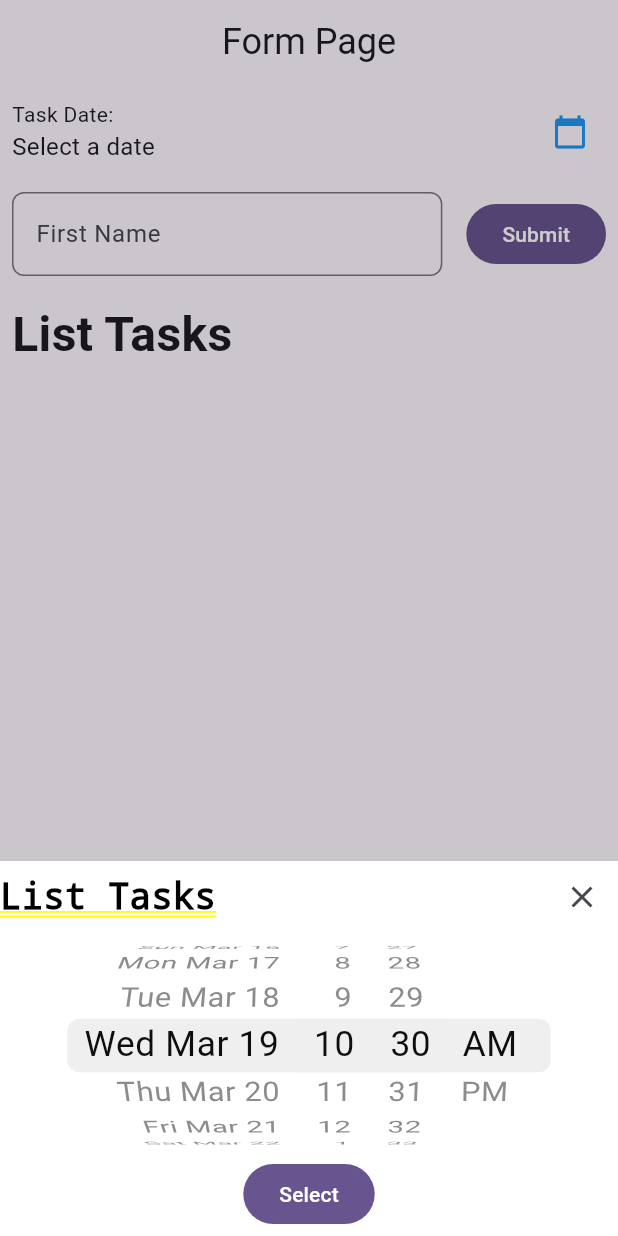
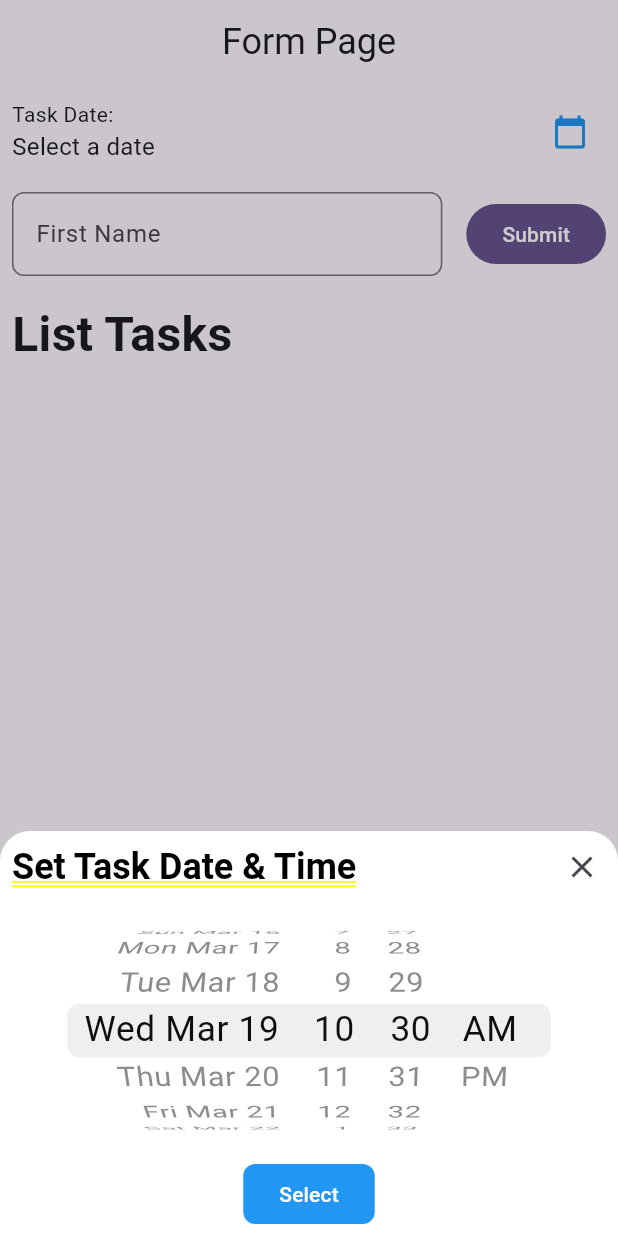
Before and after one commit to hi-lufz1/TodoApp_0181, a Flutter app: the screen it shows after launch, after a tap on the "calendar today" icon, on a phone screen of 412 x 824 dp. Run offline on Flutter 3.47's test engine with Material 3 defaults, Android fonts, the phone set to English and light mode, and no system bars.

Commit message:
mengubah style popup datepicker

```diff
--- a/lib/todo_page.dart
+++ b/lib/todo_page.dart
@@ -1,8 +1,6 @@
 import 'package:flutter/material.dart';
 import 'package:flutter/cupertino.dart';
 import 'package:intl/intl.dart';
-
-
 
 class TodoPage extends StatefulWidget {
   const TodoPage({super.key});
@@ -26,7 +24,6 @@ class Task {
 }
 
 class _TodoPageState extends State<TodoPage> {
-
   DateTime? _selectedDateTime;
   final DateFormat _dateFormatter = DateFormat('dd-MM-yyyy HH:mm');
   final TextEditingController _nameController = TextEditingController();
@@ -36,17 +33,41 @@ class _TodoPageState extends State<TodoPage> {
 
     showCupertinoModalPopup(
       context: context,
-      builder: (context) => StatefulBuilder(
+      builder:
+          (context) => StatefulBuilder(
             builder: (context, setModalState) {
               return Container(
-            height: 250,
+                height: 270,
+                decoration: const BoxDecoration(
                   color: Colors.white,
+                  borderRadius: BorderRadius.vertical(
+                    top: Radius.circular(20.0),
+                  ),
+                ),
                 child: Column(
+                  spacing: 10,
                   children: [
-                  Row( mainAxisAlignment: MainAxisAlignment.spaceBetween,
+                    Row(
+                      mainAxisAlignment: MainAxisAlignment.spaceBetween,
                       children: [
-                      Text("List Tasks", style: TextStyle(fontSize: 24, fontWeight: FontWeight.bold, color: Colors.black),),
-                      IconButton(onPressed: (){Navigator.pop(context);}, icon: Icon(Icons.close))
+                        Padding(
+                          padding: const EdgeInsets.all(8.0),
+                          child: Text(
+                            "Set Task Date & Time",
+                            style: TextStyle(
+                              fontSize: 24,
+                              fontWeight: FontWeight.bold,
+                              color: Colors.black,
+                              fontFamily: "Roboto",
+                            ),
+                          ),
+                        ),
+                        IconButton(
+                          onPressed: () {
+                            Navigator.pop(context);
+                          },
+                          icon: Icon(Icons.close),
+                        ),
                       ],
                     ),
                     SizedBox(
@@ -54,8 +75,12 @@ class _TodoPageState extends State<TodoPage> {
                       child: CupertinoDatePicker(
                         mode: CupertinoDatePickerMode.dateAndTime,
                         initialDateTime: tempDateTime,
-                    minimumDate: DateTime.now().subtract(const Duration(days: 365)),
-                    maximumDate: DateTime.now().add(const Duration(days: 365)),
+                        minimumDate: DateTime.now().subtract(
+                          const Duration(days: 365),
+                        ),
+                        maximumDate: DateTime.now().add(
+                          const Duration(days: 365),
+                        ),
                         onDateTimeChanged: (date) {
                           tempDateTime = date;
                           setModalState(() {});
@@ -63,6 +88,15 @@ class _TodoPageState extends State<TodoPage> {
                       ),
                     ),
                     FilledButton(
+                      style: ButtonStyle(
+                        backgroundColor: WidgetStateProperty.all(Colors.blue),
+                        shape: WidgetStateProperty.all(
+                          RoundedRectangleBorder(
+                            borderRadius: BorderRadius.circular(8),
+                          ),
+                        ),
+                      ),
+
                       child: const Text('Select'),
                       onPressed: () {
                         setState(() => _selectedDateTime = tempDateTime);
@@ -77,11 +111,13 @@ class _TodoPageState extends State<TodoPage> {
     );
   }
 
-
   @override
   Widget build(BuildContext context) {
     return Scaffold(
-      appBar: AppBar(title: Text("Form Page", style: TextStyle(fontSize: 24),), centerTitle: true,),
+      appBar: AppBar(
+        title: Text("Form Page", style: TextStyle(fontSize: 24)),
+        centerTitle: true,
+      ),
       body: SafeArea(
         child: Padding(
           padding: const EdgeInsets.all(8.0),
@@ -89,20 +125,25 @@ class _TodoPageState extends State<TodoPage> {
             crossAxisAlignment: CrossAxisAlignment.start,
             spacing: 16,
             children: [
-              Row( mainAxisAlignment: MainAxisAlignment.spaceBetween,
+              Row(
+                mainAxisAlignment: MainAxisAlignment.spaceBetween,
                 children: [
                   Column(
                     crossAxisAlignment: CrossAxisAlignment.start,
-                    children: [Text("Task Date:")
-                  , Text( _selectedDateTime == null
+                    children: [
+                      Text("Task Date:"),
+                      Text(
+                        _selectedDateTime == null
                             ? "Select a date"
                             : _dateFormatter.format(_selectedDateTime!),
-                        style: TextStyle(
-                          fontSize: 16,
+                        style: TextStyle(fontSize: 16),
                       ),
-                        )
-                        ],),
-                  IconButton(onPressed: _showDateTimePicker, icon: Icon(Icons.calendar_today, color: Colors.blue,) )
+                    ],
+                  ),
+                  IconButton(
+                    onPressed: _showDateTimePicker,
+                    icon: Icon(Icons.calendar_today, color: Colors.blue),
+                  ),
                 ],
               ),
               Form(
@@ -113,27 +154,33 @@ class _TodoPageState extends State<TodoPage> {
                       child: TextFormField(
                         controller: _nameController,
                         decoration: InputDecoration(
-                      border: OutlineInputBorder(borderRadius: BorderRadius.circular(8.0)),
+                          border: OutlineInputBorder(
+                            borderRadius: BorderRadius.circular(8.0),
+                          ),
                           label: Text("First Name"),
-                    hintText: "Enter your first name"
+                          hintText: "Enter your first name",
                         ),
                         validator: (value) {
                           if (value!.isEmpty) {
                             return "task tidak boleh kosong";
                           }
                           return null;
-                  } ,
+                        },
                         autovalidateMode: AutovalidateMode.onUserInteraction,
                       ),
                     ),
-                FilledButton(onPressed: (){
-                }, child: Text("Submit"))
-                ]
-                ,)
+                    FilledButton(onPressed: () {}, child: Text("Submit")),
+                  ],
                 ),
-              Text("List Tasks", style: TextStyle(fontSize: 32, fontWeight: FontWeight.bold),)
-            ]
-          ),)),
+              ),
+              Text(
+                "List Tasks",
+                style: TextStyle(fontSize: 32, fontWeight: FontWeight.bold),
+              ),
+            ],
+          ),
+        ),
+      ),
     );
   }
 }
```
Lines whose indentation alone changed are shown as unchanged.
